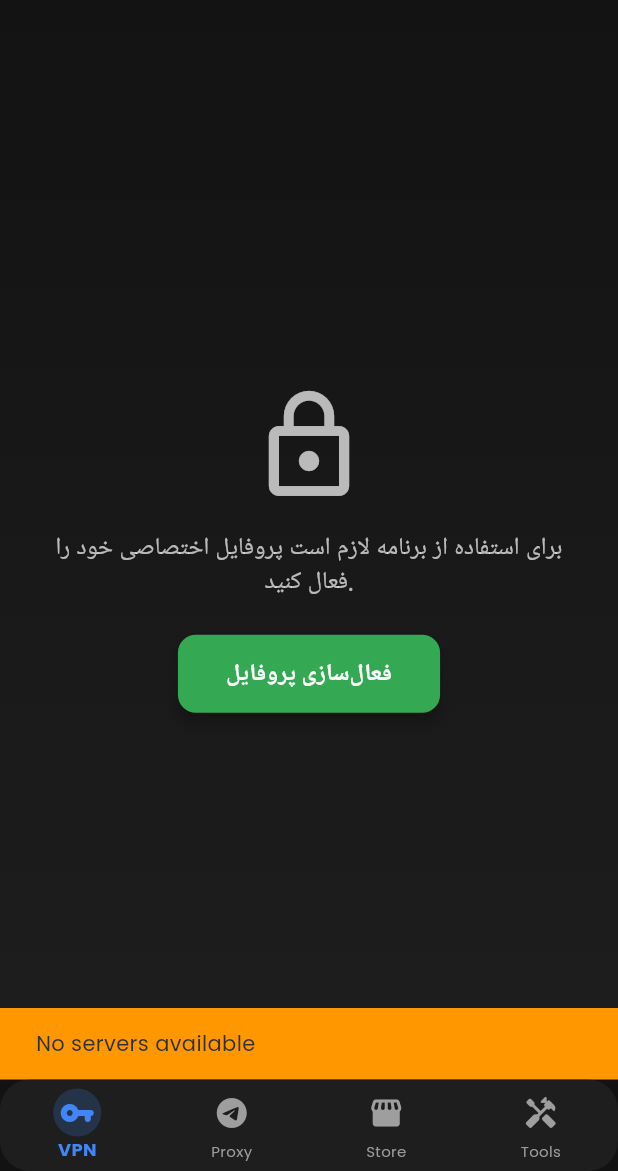
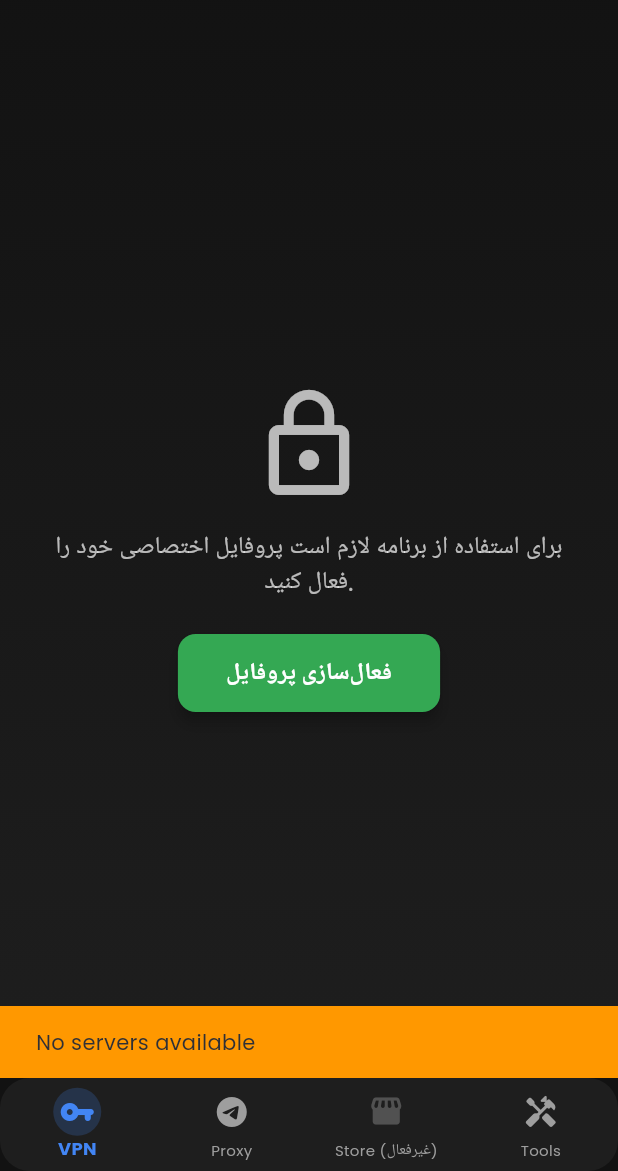
Before and after one commit to Amirchelios/NG-VPN, a Flutter app: the MainNavigationScreen screen opened directly, after a tap on the "auto mode" icon, on a phone screen of 412 x 824 dp, the part 65-1236 px from its top. Run offline on Flutter 3.47's test engine with Material 3 defaults, Android fonts, the phone set to English and light mode, and no system bars; our stand-ins replace cached_network_image, dio, file_picker, flutter_animate, flutter_cache_manager, google_fonts and 5 more; missing offline and left inert: mobile_scanner; accounts and stored records are empty; network calls fail; project files that could hold a hidden picture were left out.

Commit message:
پیشرفت گرافیکی

```diff
--- a/lib/screens/main_navigation_screen.dart
+++ b/lib/screens/main_navigation_screen.dart
@@ -23,7 +23,7 @@ class _MainNavigationScreenState extends State<MainNavigationScreen> {
   final List<Widget> _screens = [
     const HomeScreen(),
     const TelegramProxyScreen(),
-    const StoreScreen(),
+    const SizedBox.shrink(), // Store tab disabled
     const ToolsScreen(),
   ];
 
@@ -116,9 +116,9 @@ class _MainNavigationScreenState extends State<MainNavigationScreen> {
               child: BottomNavigationBar(
                 currentIndex: _currentIndex,
                 onTap: (index) {
-                  setState(() {
-                    _currentIndex = index;
-                  });
+                  // Skip disabled store tab
+                  if (index == 2) return;
+                  setState(() => _currentIndex = index);
                 },
                 backgroundColor: AppTheme.surfaceContainer,
                 elevation: 8,
@@ -165,13 +165,14 @@ class _MainNavigationScreenState extends State<MainNavigationScreen> {
                     padding: const EdgeInsets.all(4.0),
                     decoration: BoxDecoration(
                       shape: BoxShape.circle,
-                        color: _currentIndex == 2
-                            ? AppTheme.primaryBlue.withOpacity(0.2)
-                            : Colors.transparent,
+                      color: Colors.transparent,
                     ),
-                      child: const Icon(Icons.storefront_rounded),
+                    child: Icon(
+                      Icons.storefront_rounded,
+                      color: Colors.grey.withOpacity(0.4),
                     ),
-                    label: context.tr(TranslationKeys.navStore),
+                  ),
+                  label: '${context.tr(TranslationKeys.navStore)} (غیرفعال)',
                 ),
                   BottomNavigationBarItem(
                     icon: Container(
```
Lines whose indentation alone changed are shown as unchanged.
